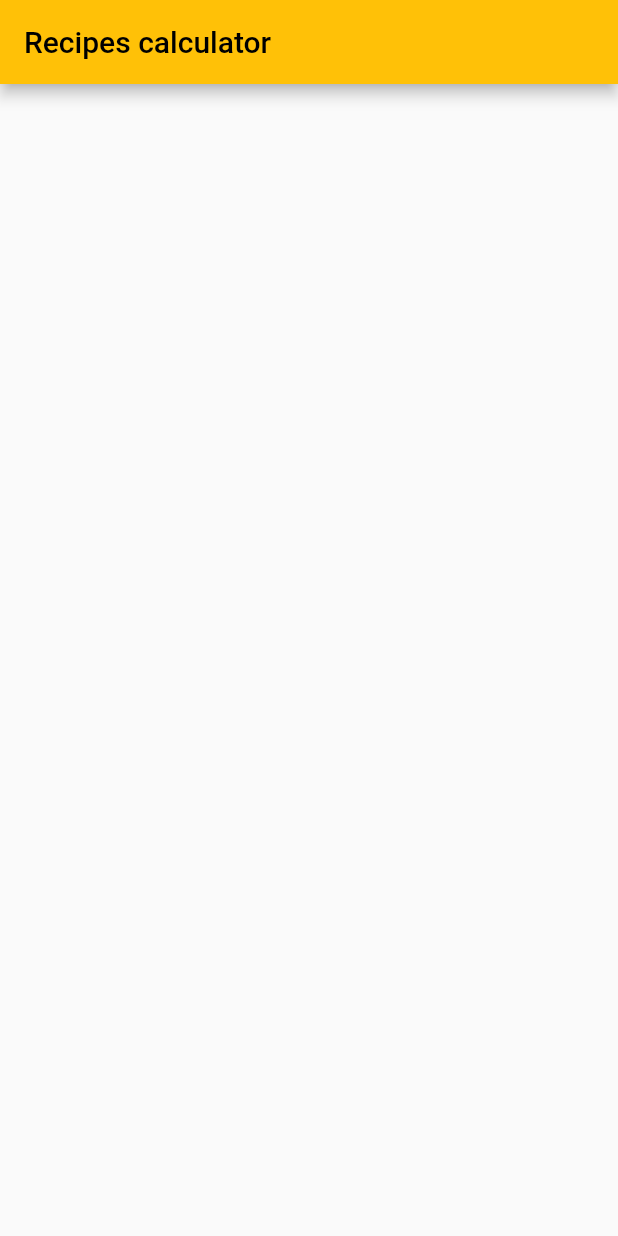
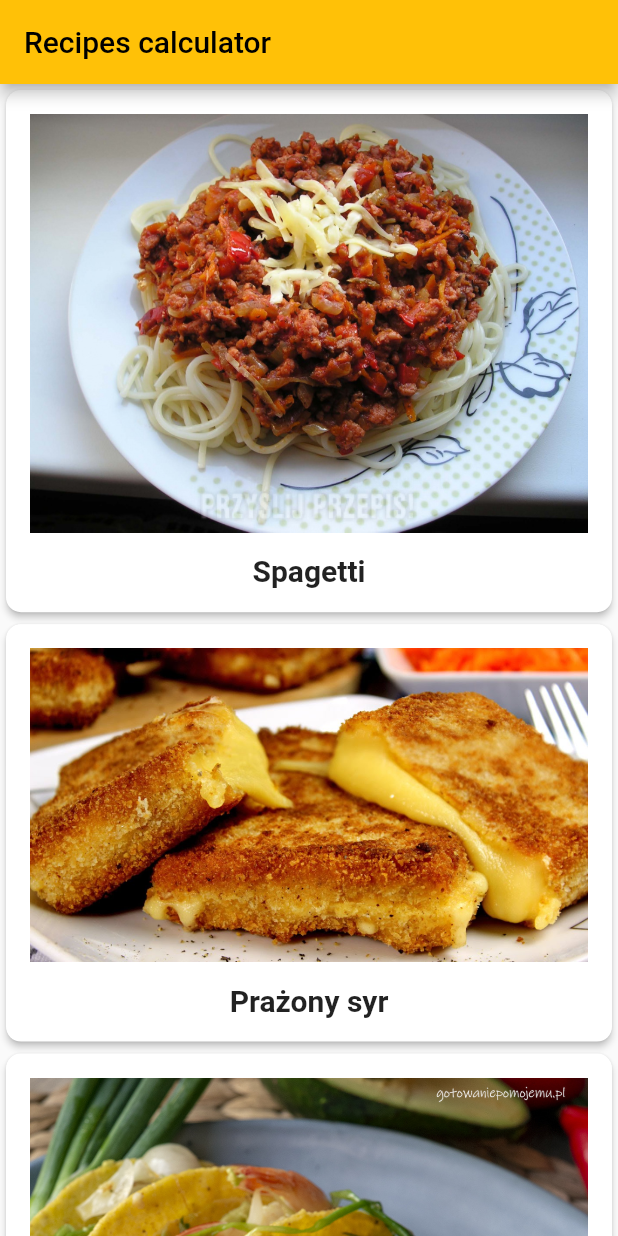
Before and after one commit to mjgasior/learning_flutter, a Flutter app: the screen it shows after launch, on a phone screen of 412 x 824 dp. Run offline on Flutter 3.47's test engine with Material 2 defaults, Android fonts, the phone set to English and light mode, and no system bars; Roboto replaces fonts that are missing (Palatino).

Commit message:
Chapter 2 - recipe list

```diff
--- a/lib/main.dart
+++ b/lib/main.dart
@@ -1,4 +1,5 @@
 import 'package:flutter/material.dart';
+import 'recipe.dart';
 
 void main() {
   runApp(const RecipeApp());
@@ -37,7 +38,31 @@ class _MyHomePageState extends State<MyHomePage> {
           title: Text(widget.title),
         ),
         body: SafeArea(
-          child: Container(),
+            child: ListView.builder(
+                itemCount: Recipe.samples.length,
+                itemBuilder: (BuildContext context, int index) {
+                  return buildRecipeCard(Recipe.samples[index]);
+                })));
+  }
+
+  Widget buildRecipeCard(Recipe recipe) {
+    return Card(
+        elevation: 2.0,
+        shape:
+            RoundedRectangleBorder(borderRadius: BorderRadius.circular(10.0)),
+        child: Padding(
+          padding: const EdgeInsets.all(16.0),
+          child: Column(
+            children: [
+              Image(image: AssetImage(recipe.imageUrl)),
+              const SizedBox(height: 14.0),
+              Text(recipe.label, style: const TextStyle(
+                fontSize: 20.0,
+                fontWeight: FontWeight.w700,
+                fontFamily: 'Palatino'
+              )),
+            ],
+          ),
         ));
   }
 }
```
Also changed, not shown: pubspec.yaml (+0 -8 lines).
